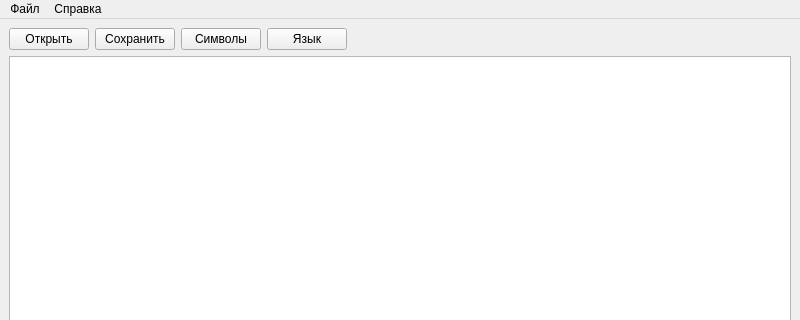
YarikAlex/GUI_Lessons, file Lesson_3/mainwindow.ui: the form before one commit; both pictures show x 0 to 800 and y 0 to 320 of the 800 by 600 pixel window.
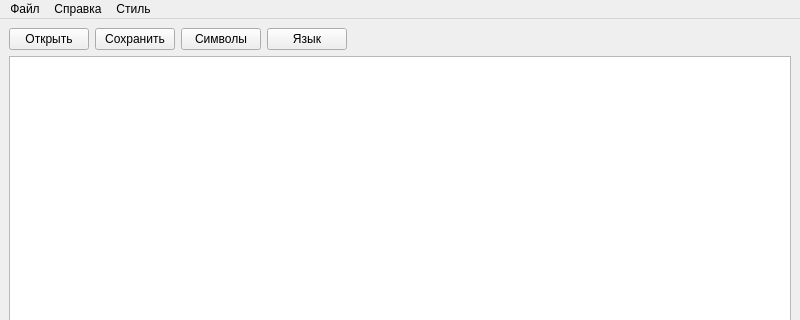
The form after the commit.

Commit message: Added dark and light themes

Diff of the .ui file:
```diff
--- a/Lesson_3/mainwindow.ui
+++ b/Lesson_3/mainwindow.ui
@@ -93,8 +93,16 @@
     </property>
     <addaction name="action_help"/>
    </widget>
+   <widget class="QMenu" name="menuStyle">
+    <property name="title">
+     <string>Стиль</string>
+    </property>
+    <addaction name="action_dark"/>
+    <addaction name="action_light"/>
+   </widget>
    <addaction name="menuFile"/>
    <addaction name="menuHelp"/>
+   <addaction name="menuStyle"/>
   </widget>
   <widget class="QStatusBar" name="statusbar"/>
   <action name="action_open">
```
Left out of the diff: 10 changed lines with no effect on the pictures. The commit also changes 2 other files.
